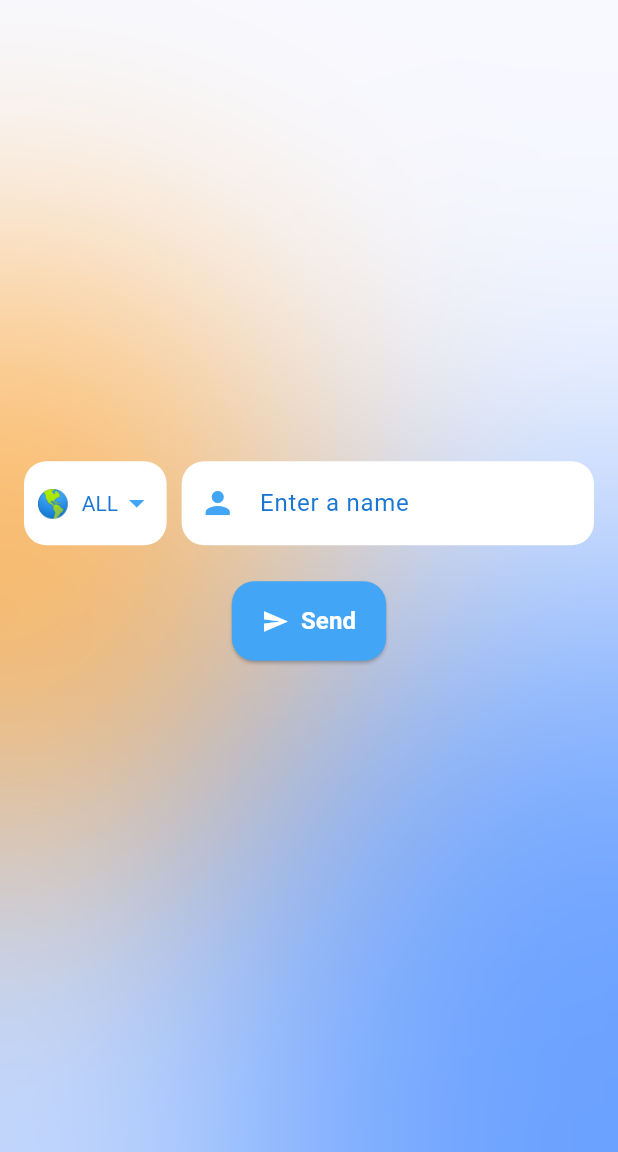
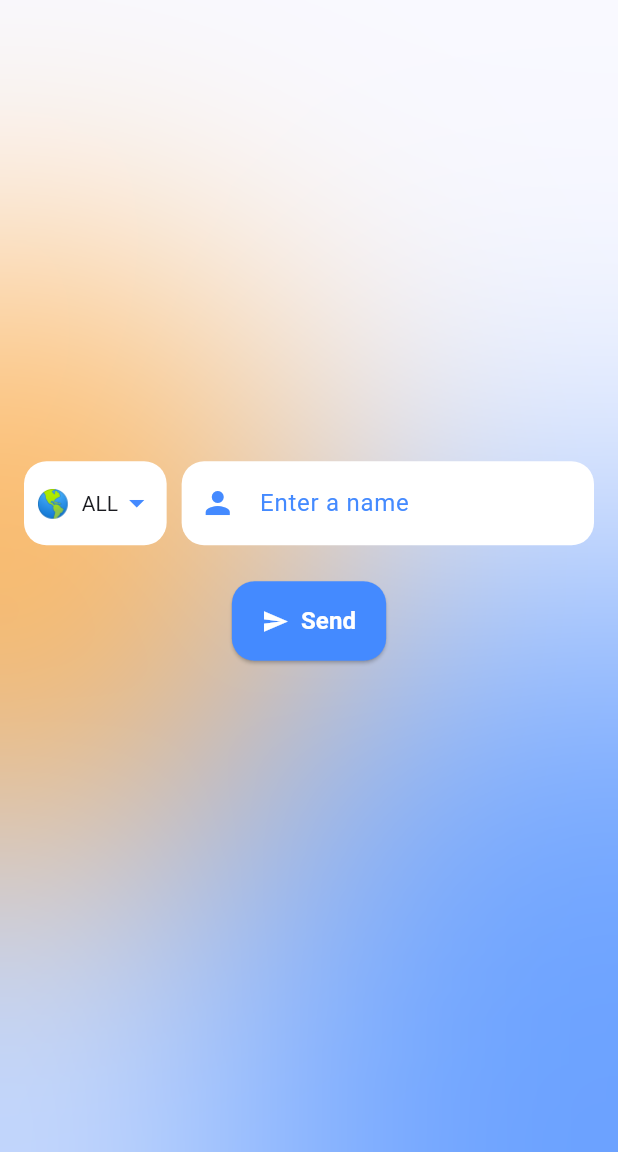
Before and after one commit to DavidKlant/neon_david_cursor, a Flutter app: the screen it shows after launch, on a phone screen of 412 x 824 dp, the part 84-1236 px from its top. Run offline on Flutter 3.47's test engine with Material 3 defaults, Android fonts, the phone set to English and light mode, and no system bars; drawn by our look-alikes of flutter_animate; our stand-ins replace bloc, flutter_bloc.

Commit message:
Refactor colors

```diff
--- a/lib/main.dart
+++ b/lib/main.dart
@@ -16,7 +16,10 @@ class MyApp extends StatelessWidget {
     return MaterialApp(
       title: 'Name Age Predictor',
       theme: ThemeData(
-        colorScheme: ColorScheme.fromSeed(seedColor: Colors.blue),
+        colorScheme: ColorScheme.fromSeed(
+          seedColor: Colors.blueAccent,
+          primary: Colors.blueAccent,
+        ),
         useMaterial3: true,
       ),
       home: MultiBlocProvider(
--- a/lib/pages/homepage.dart
+++ b/lib/pages/homepage.dart
@@ -1,5 +1,3 @@
-import 'dart:ui';
-
 import 'package:flutter/material.dart';
 import 'package:flutter_bloc/flutter_bloc.dart';
 import 'package:neon_david_cursor/blocs/name_age_bloc/name_age_bloc_bloc.dart';
--- a/lib/widgets/bubble_background.dart
+++ b/lib/widgets/bubble_background.dart
@@ -9,6 +9,8 @@ class BubbleBackground extends StatelessWidget {
 
   @override
   Widget build(BuildContext context) {
+    final ColorScheme colorScheme = Theme.of(context).colorScheme;
+
     return Stack(
       children: [
         Positioned(
@@ -20,8 +22,8 @@ class BubbleBackground extends StatelessWidget {
               child: Container(
                   height: MediaQuery.of(context).size.width * 1.25,
                   width: MediaQuery.of(context).size.width * 1.25,
-                  decoration: const BoxDecoration(
-                    color: Colors.blueAccent,
+                  decoration: BoxDecoration(
+                    color: colorScheme.primary,
                     shape: BoxShape.circle,
                   )),
             ),
--- a/lib/widgets/country_selector.dart
+++ b/lib/widgets/country_selector.dart
@@ -8,6 +8,8 @@ class CountrySelector extends StatelessWidget {
 
   @override
   Widget build(BuildContext context) {
+    final ColorScheme colorScheme = Theme.of(context).colorScheme;
+
     return BlocBuilder<SelectCountryCubit, SelectCountryCubitState>(
       builder: (context, state) {
         return Container(
@@ -29,9 +31,9 @@ class CountrySelector extends StatelessWidget {
                     context.read<SelectCountryCubit>().selectCountry(newValue);
                   }
                 },
-                icon: Icon(Icons.arrow_drop_down, color: Colors.blue.shade400),
-                style: TextStyle(color: Colors.blue.shade900),
-                dropdownColor: Colors.white,
+                icon: Icon(Icons.arrow_drop_down, color: colorScheme.primary),
+                style: TextStyle(color: colorScheme.onSurface),
+                dropdownColor: colorScheme.onPrimary,
                 items:
                     CountryData.emojiToCountryCodeAndName.entries.map((entry) {
                   return DropdownMenuItem<String>(
@@ -43,8 +45,7 @@ class CountrySelector extends StatelessWidget {
                             style: const TextStyle(fontSize: 18)), // Flag emoji
                         const SizedBox(width: 8),
                         Text(entry.value.countryCode,
-                            style: TextStyle(
-                                color: Colors.blue.shade700)), // Country code
+                            style: TextStyle(color: colorScheme.onSurface)),
                       ],
                     ),
                   );
--- a/lib/widgets/cta_button.dart
+++ b/lib/widgets/cta_button.dart
@@ -14,11 +14,13 @@ class CTAButton extends StatelessWidget {
 
   @override
   Widget build(BuildContext context) {
+    final ColorScheme colorScheme = Theme.of(context).colorScheme;
+
     return ElevatedButton(
       onPressed: onPressed,
       style: ElevatedButton.styleFrom(
-        backgroundColor: Colors.blue.shade400,
-        foregroundColor: Colors.white,
+        backgroundColor: colorScheme.primary,
+        foregroundColor: colorScheme.onPrimary,
         shape: RoundedRectangleBorder(
           borderRadius: BorderRadius.circular(15),
         ),
@@ -27,7 +29,7 @@ class CTAButton extends StatelessWidget {
       child: Row(
         mainAxisSize: MainAxisSize.min,
         children: [
-          Icon(icon, color: Colors.white),
+          Icon(icon, color: colorScheme.onPrimary),
           const SizedBox(width: 8),
           Text(
             text,
--- a/lib/widgets/name_input_form.dart
+++ b/lib/widgets/name_input_form.dart
@@ -20,6 +20,9 @@ class NameInputFormState extends State<NameInputForm> {
 
   @override
   Widget build(BuildContext context) {
+    final ColorScheme colorScheme = Theme.of(context).colorScheme;
+    final primaryColor = colorScheme.primary;
+
     return BlocListener<NameAgeBloc, NameAgeState>(
       listener: (context, state) {
         if (state is InitialState) {
@@ -49,17 +52,15 @@ class NameInputFormState extends State<NameInputForm> {
                       ),
                       focusedBorder: OutlineInputBorder(
                         borderRadius: BorderRadius.circular(15),
-                        borderSide:
-                            const BorderSide(color: Colors.blue, width: 1),
+                        borderSide: BorderSide(color: primaryColor, width: 1),
                       ),
                       filled: true,
                       fillColor: Colors.white,
-                      labelStyle: TextStyle(color: Colors.blue.shade700),
-                      prefixIcon:
-                          Icon(Icons.person, color: Colors.blue.shade400),
+                      labelStyle: TextStyle(color: primaryColor),
+                      prefixIcon: Icon(Icons.person, color: primaryColor),
                     ),
-                    style: TextStyle(color: Colors.blue.shade900),
-                    cursorColor: Colors.blue,
+                    style: TextStyle(color: colorScheme.onSurface),
+                    cursorColor: primaryColor,
                     textCapitalization: TextCapitalization.words,
                   ),
                 ),
```
Also changed, not shown: lib/widgets/dev_widgets/color_display.dart (added, +42 -0 lines).
